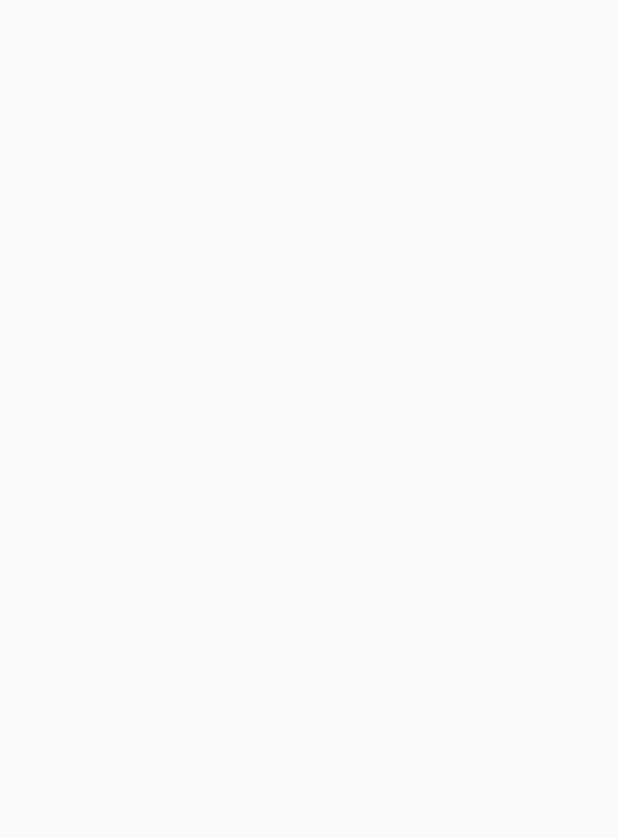
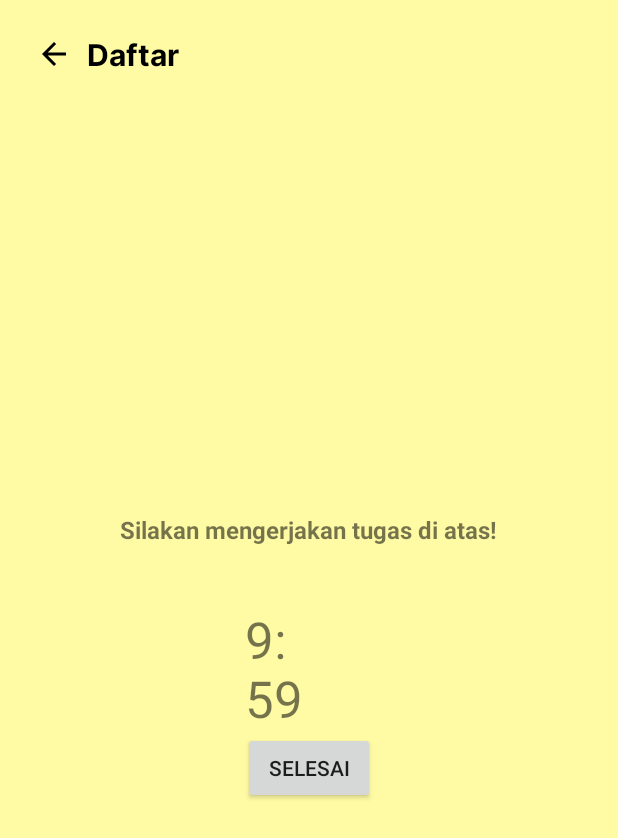
Before and after one commit to Alifan12/FocusOn, an Android app: the TugasDetailActivity screen opened directly, with no data from a screen before it, on a phone screen of 412 x 824 dp. Before the commit the part shown is empty. Shown: the top 838 px of the screen. Run offline under Robolectric (Android 15) with nearby library versions, the phone set to English and light mode, and no system bars.

```diff
--- a/app/src/main/java/com/example/focuson/TugasDetailActivity.java
+++ b/app/src/main/java/com/example/focuson/TugasDetailActivity.java
@@ -3,9 +3,22 @@ package com.example.focuson;
 import androidx.appcompat.app.AppCompatActivity;
 
 import android.os.Bundle;
+import android.os.CountDownTimer;
+import android.view.View;
 import android.view.Window;
+import android.widget.Button;
+import android.widget.TextView;
+
+import java.util.Locale;
 
 public class TugasDetailActivity extends AppCompatActivity {
+    private static final long START_IN_MILLISECOND = 600000;
+    private TextView text_view_countdown;
+    private Button button_abort;
+
+    private CountDownTimer countDownTimer;
+
+    private long time_left =  START_IN_MILLISECOND;
 
     @Override
     protected void onCreate(Bundle savedInstanceState) {
@@ -14,5 +27,38 @@ public class TugasDetailActivity extends AppCompatActivity {
         getSupportActionBar().hide();
         setContentView(R.layout.activity_tugas_detail);
 
+        this.countDownTimer = new CountDownTimer(time_left, 1000) {
+            @Override
+            public void onTick(long l) {
+                time_left = l;
+                updateCountDown();
+            }
+
+            @Override
+            public void onFinish() {
+
+            }
+        }.start();
+        this.text_view_countdown = findViewById(R.id.textViewCountdown);
+        this.button_abort = findViewById(R.id.selesaiButton);
+
+        this.button_abort.setOnClickListener(new View.OnClickListener() {
+            @Override
+            public void onClick(View view) {
+                TugasDetailActivity.this.finish();
+            }
+        });
+
+    }
+
+    private void updateCountDown(){
+        int minutes = (int) (time_left / 1000) / 60;
+        int seconds = (int) (time_left / 1000) % 60;
+
+        String timeLeftFormatted = String.format(Locale.getDefault(),"%20d:%20d", minutes, seconds);
+        this.text_view_countdown.setText(timeLeftFormatted);
+    }
+
+    public void backHomeActivity(View view) {
     }
 }
--- a/app/src/main/java/com/example/focuson/TugasListActivity.java
+++ b/app/src/main/java/com/example/focuson/TugasListActivity.java
@@ -39,6 +39,6 @@ public class TugasListActivity extends AppCompatActivity {
 
 
     public void backHomeActivity(View view) {
-
+        TugasListActivity.this.finish();
     }
 }
--- /dev/null
+++ b/app/src/main/res/drawable/tugas_item_ornament.xml
@@ -0,0 +1,5 @@
+<?xml version="1.0" encoding="utf-8"?>
+<shape xmlns:android="http://schemas.android.com/apk/res/android" android:shape="oval">
+    <stroke android:width="10px" android:color="#C7FFFC" />
+    <size android:width="40dp" android:height="50dp"/>
+</shape>
--- a/app/src/main/res/layout/activity_tugas_detail.xml
+++ b/app/src/main/res/layout/activity_tugas_detail.xml
@@ -4,6 +4,96 @@
     xmlns:tools="http://schemas.android.com/tools"
     android:layout_width="match_parent"
     android:layout_height="match_parent"
+    android:background="@color/primary"
     tools:context=".TugasDetailActivity">
 
+    <LinearLayout
+        android:id="@+id/reg_nav"
+        android:layout_width="match_parent"
+        android:layout_height="wrap_content"
+        android:orientation="horizontal"
+        app:layout_constraintEnd_toEndOf="parent"
+        app:layout_constraintStart_toStartOf="parent"
+        app:layout_constraintTop_toTopOf="parent">
+
+        <ImageView
+            android:id="@+id/img_back"
+            android:layout_width="wrap_content"
+            android:layout_height="wrap_content"
+            android:layout_marginLeft="24dp"
+            android:layout_marginTop="24dp"
+            android:onClick="backHomeActivity"
+            android:src="@drawable/ic_back" />
+
+        <TextView
+            android:id="@+id/reg_nav_text"
+            android:layout_width="wrap_content"
+            android:layout_height="wrap_content"
+            android:layout_marginLeft="10dp"
+            android:layout_marginTop="22dp"
+            android:fontFamily="@font/inter_bold"
+            android:text="Daftar"
+            android:textColor="@color/black"
+            android:textSize="20sp" />
+
+    </LinearLayout>
+
+    <LinearLayout
+        android:layout_width="match_parent"
+        android:layout_height="wrap_content"
+        android:adjustViewBounds="true"
+        android:gravity="center"
+        android:orientation="vertical"
+        android:scaleType="fitXY"
+        app:layout_constraintEnd_toEndOf="parent"
+        app:layout_constraintStart_toStartOf="parent"
+        app:layout_constraintTop_toBottomOf="@+id/reg_nav">
+
+        <ImageView
+            android:id="@+id/imageView"
+            android:layout_width="309dp"
+            android:layout_height="195dp"
+            android:layout_marginTop="64dp"
+            android:layout_weight="1"
+            app:layout_constraintEnd_toEndOf="parent"
+            app:layout_constraintStart_toStartOf="parent"
+            app:layout_constraintTop_toBottomOf="@+id/reg_nav"
+            tools:srcCompat="@tools:sample/backgrounds/scenic" />
+
+        <TextView
+            android:id="@+id/textView"
+            android:layout_width="wrap_content"
+            android:layout_height="wrap_content"
+            android:layout_marginTop="32dp"
+            android:text="Silakan mengerjakan tugas di atas!"
+            android:textSize="16sp"
+            android:textStyle="bold"
+            app:layout_constraintEnd_toEndOf="parent"
+            app:layout_constraintStart_toStartOf="parent"
+            app:layout_constraintTop_toBottomOf="@+id/imageView" />
+
+        <TextView
+            android:id="@+id/textViewCountdown"
+            android:layout_width="85dp"
+            android:layout_height="wrap_content"
+            android:text="00:00"
+            android:textSize="34sp"
+            app:layout_constraintBottom_toTopOf="@+id/selesaiButton"
+            app:layout_constraintEnd_toEndOf="parent"
+            app:layout_constraintStart_toStartOf="parent"
+            app:layout_constraintTop_toBottomOf="@+id/textView"
+            app:layout_constraintVertical_bias="0.479" />
+
+        <Button
+            android:id="@+id/selesaiButton"
+            android:layout_width="wrap_content"
+            android:layout_height="wrap_content"
+            android:layout_marginBottom="32dp"
+            android:text="Selesai"
+            app:layout_constraintBottom_toBottomOf="parent"
+            app:layout_constraintEnd_toEndOf="parent"
+            app:layout_constraintStart_toStartOf="parent" />
+    </LinearLayout>
+
+
 </androidx.constraintlayout.widget.ConstraintLayout>
```
Also changed, not shown: app/src/main/res/drawable/bg_tugas_item.xml (added, +7 -0 lines), app/src/main/res/drawable/btn_mulai.xml (added, +7 -0 lines), app/src/main/res/layout/tugas_item.xml (+38 -13 lines).
